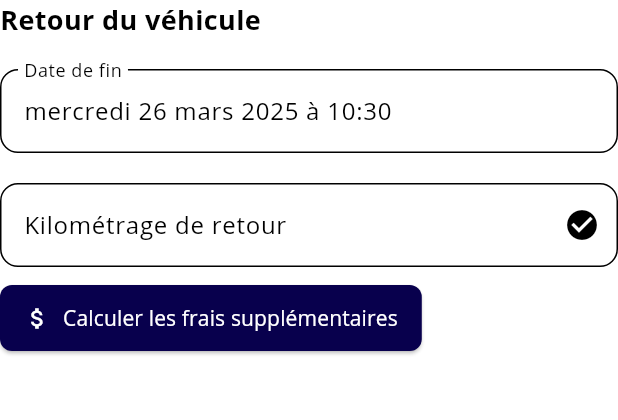
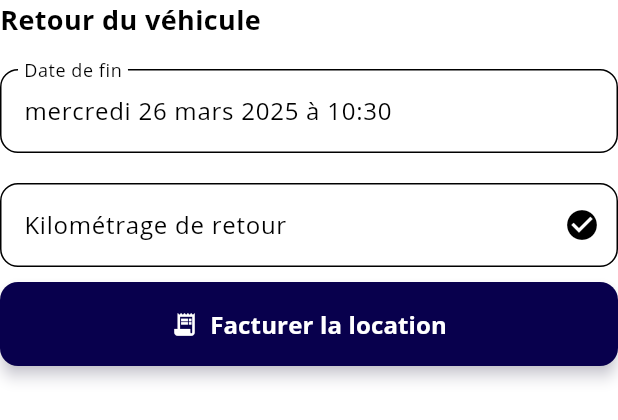
Before and after one commit to Hectotor/contraloc2, a Flutter app: the RetourLoc widget shown alone on an empty page, opened directly with empty values, on a phone screen of 412 x 824 dp. Shown: the top 420 px of the screen. Run offline on Flutter 3.47's test engine with Material 3 defaults, Android fonts, the phone set to English and light mode, and no system bars; our stand-ins replace animated_text_kit, carousel_slider, cloud_firestore, firebase_auth, firebase_core, firebase_storage and 7 more; missing offline and left inert: mailer, purchases_flutter; accounts and stored records are empty; network calls fail.

Commit message:
frais supp

```diff
--- a/lib/widget/MODIFICATION DE CONTRAT/retour_loc.dart
+++ b/lib/widget/MODIFICATION DE CONTRAT/retour_loc.dart
@@ -192,17 +192,25 @@ class _RetourLocState extends State<RetourLoc> {
               dateFinEffective,
             );
           },
-          icon: const Icon(Icons.attach_money, color: Colors.white),
+          icon: const Icon(Icons.receipt_long, color: Colors.white),
           label: const Text(
-            "Calculer les frais supplémentaires",
-            style: TextStyle(color: Colors.white),
+            "Facturer la location",
+            style: TextStyle(
+              color: Colors.white,
+              fontWeight: FontWeight.bold,
+              fontSize: 16,
+            ),
           ),
           style: ElevatedButton.styleFrom(
             backgroundColor: const Color(0xFF08004D),
-            padding: const EdgeInsets.symmetric(vertical: 12, horizontal: 16),
+            foregroundColor: Colors.white,
+            padding: const EdgeInsets.symmetric(vertical: 16, horizontal: 30),
+            minimumSize: const Size(double.infinity, 56), // Prend toute la largeur disponible
             shape: RoundedRectangleBorder(
-              borderRadius: BorderRadius.circular(8),
+              borderRadius: BorderRadius.circular(12),
             ),
+            elevation: 4,
+            shadowColor: const Color(0x8008004D),
           ),
         ),
       ],
```
